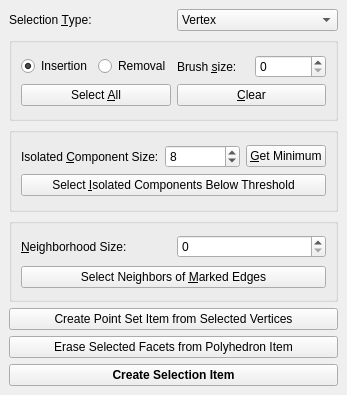
Qt form Polyhedron/demo/Polyhedron/Selection_widget.ui (CGAL/cgal) before a commit.
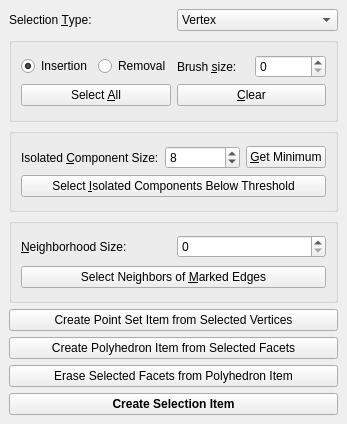
The same form after that commit.

Commit message: create polyhedron from selected facets

```diff
--- a/Polyhedron/demo/Polyhedron/Selection_widget.ui
+++ b/Polyhedron/demo/Polyhedron/Selection_widget.ui
@@ -7,7 +7,7 @@
     <x>0</x>
     <y>0</y>
     <width>334</width>
-    <height>395</height>
+    <height>424</height>
    </rect>
   </property>
   <property name="windowTitle">
@@ -220,6 +220,13 @@
       </property>
      </widget>
     </item>
+    <item>
+     <widget class="QPushButton" name="Create_polyhedron_item_button">
+      <property name="text">
+       <string>Create Polyhedron Item from Selected Facets</string>
+      </property>
+     </widget>
+    </item>
     <item>
      <widget class="QPushButton" name="Erase_selected_facets_button">
       <property name="text">
```
The commit also changes 2 other files.
